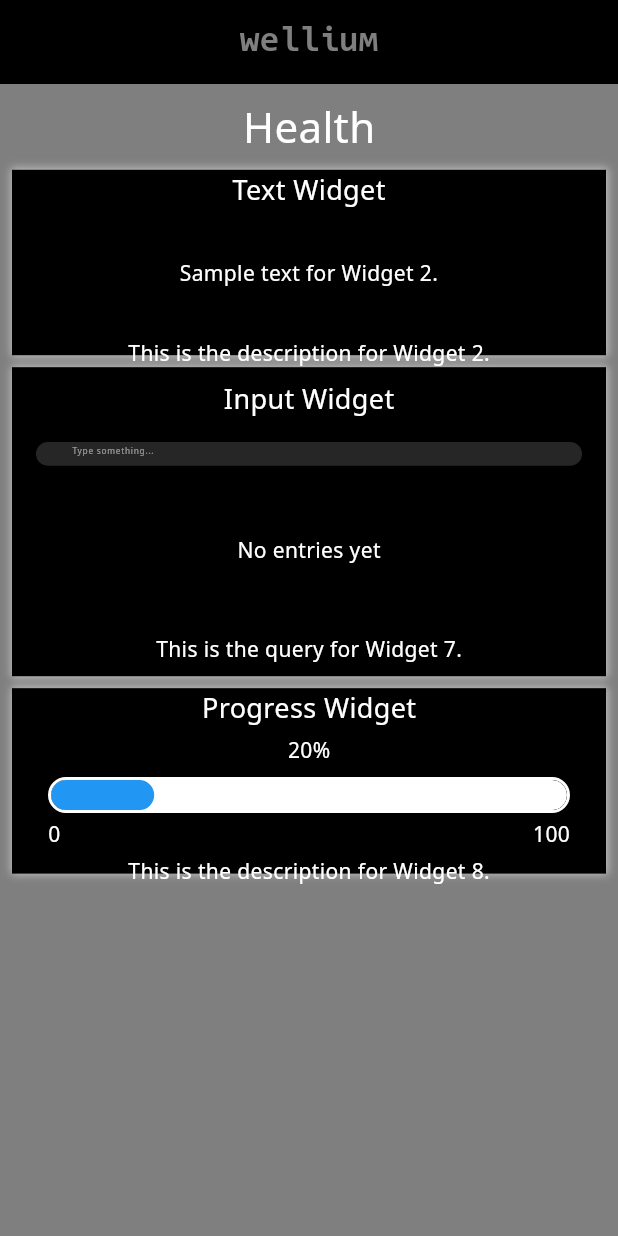
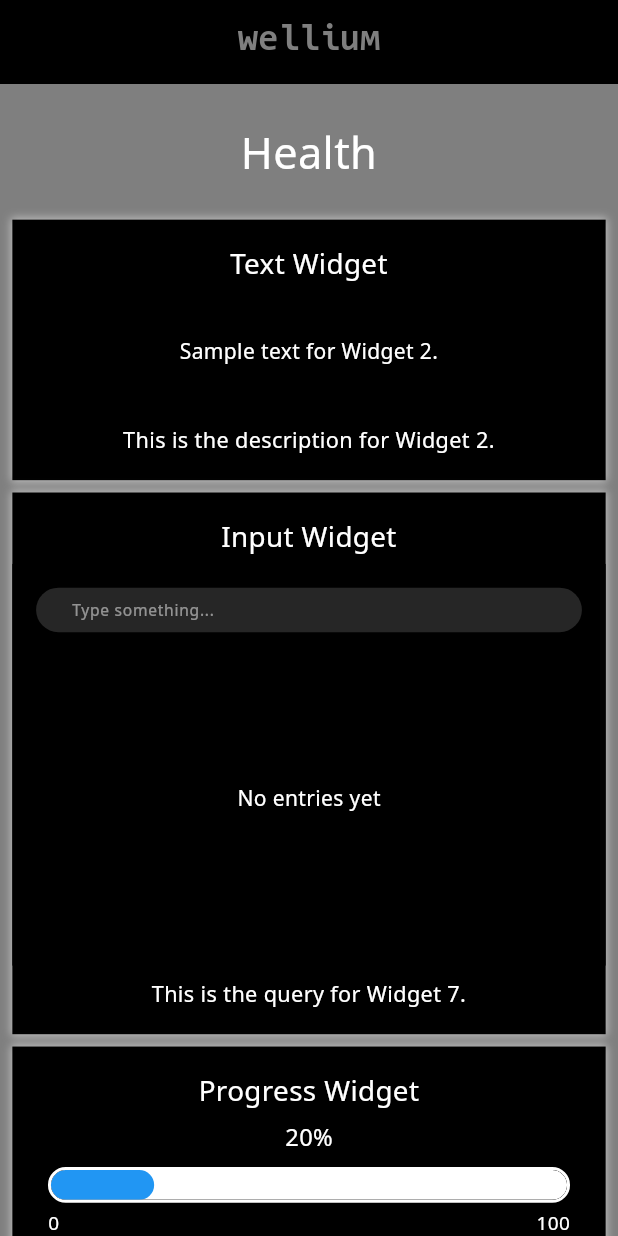
Before and after one commit to by-The-Lindemans/wellium, a Flutter app: the screen it shows after launch, on a phone screen of 412 x 824 dp. Run offline on Flutter 3.47's test engine with Material 3 defaults, Android fonts, the phone set to English and light mode, and no system bars; our stand-ins replace google_fonts, hive_flutter; accounts and stored records are empty.

Commit message:
more scaling changes... should be more specific

```diff
--- a/lib/screens/home_screen.dart
+++ b/lib/screens/home_screen.dart
@@ -41,7 +41,7 @@ class HomeScreen extends StatelessWidget {
     MyWidgetData(
       name: "Input Widget",
       description: "This is the query for Widget 7.",
-      aspectRatio: 0.5,
+      aspectRatio: 1,
       isHeader: false,
       content: () =>
           InputBlock(widgetId: "widget-7", placeholder: "Type something..."),
@@ -59,29 +59,34 @@ class HomeScreen extends StatelessWidget {
   Widget build(BuildContext context) {
     return Scaffold(
       appBar: AppBar(
-        title: const Text(
+        title: Text(
           'welliuᴍ',
           style: TextStyle(
             fontFamily: 'CodeNewRoman',
-            fontSize: 24,
+            fontSize: MediaQuery.of(context).size.width * 0.06,
             fontWeight: FontWeight.bold,
             color: Color(0xFF7F7F7F),
           ),
         ),
         centerTitle: true,
         backgroundColor: Colors.black,
-        scrolledUnderElevation: 0,  // This prevents color change on scroll
+        scrolledUnderElevation: 0,
       ),
       body: LayoutBuilder(
         builder: (context, constraints) {
-          final screenWidth = constraints.maxWidth;
+          final containerWidth = constraints.maxWidth;
+          final containerPadding = containerWidth * 0.02;
 
           return ListView.builder(
-            padding: const EdgeInsets.all(8.0),
+            padding: EdgeInsets.all(containerPadding),
             itemCount: widgetsData.length,
             itemBuilder: (context, index) {
               final widgetData = widgetsData[index];
-              final widgetHeight = screenWidth * widgetData.aspectRatio;
+              final referenceHeight = containerWidth * widgetData.aspectRatio;
+              final fontSize = widgetData.isHeader ?
+                  containerWidth * 0.07 : containerWidth * 0.045;
+              final descriptionSize = containerWidth * 0.035;
+              final marginBottom = containerWidth * 0.02;
 
               return GestureDetector(
                 onTap: () {
@@ -90,46 +95,67 @@ class HomeScreen extends StatelessWidget {
                   }
                 },
                 child: Container(
-                  width: screenWidth,
-                  height: widgetHeight,
-                  margin: const EdgeInsets.only(bottom: 8.0),
+                  width: containerWidth,
+                  margin: EdgeInsets.only(bottom: marginBottom),
                   decoration: BoxDecoration(
                     color: widgetData.isHeader ? Colors.transparent : Colors.black,
                     boxShadow: widgetData.isHeader ? [] : [
                       BoxShadow(
                         color: Colors.white.withOpacity(0.5),
-                        blurRadius: 4,
-                        spreadRadius: 1,
+                        blurRadius: containerWidth * 0.01,
+                        spreadRadius: containerWidth * 0.0025,
                       ),
                     ],
-                    borderRadius: BorderRadius.zero,
                   ),
-                  child: LayoutBuilder(
-                    builder: (context, constraints) {
-                      return Column(
-                        mainAxisSize: MainAxisSize.min,
-                        mainAxisAlignment: MainAxisAlignment.center,
-                        children: [
-                          Text(
+                  child: Padding(
+                    padding: EdgeInsets.symmetric(vertical: containerWidth * 0.03),
+                    child: Column(
+                      mainAxisSize: MainAxisSize.min,
+                      crossAxisAlignment: CrossAxisAlignment.center,
+                      children: [
+                        Padding(
+                          padding: EdgeInsets.symmetric(
+                            vertical: containerWidth * 0.01,
+                            horizontal: containerWidth * 0.02,
+                          ),
+                          child: Text(
                             widgetData.name,
                             style: TextStyle(
-                              fontSize: widgetData.isHeader ? 28 : 18,
+                              fontSize: fontSize,
                               color: Colors.white,
                             ),
+                            textAlign: TextAlign.center,
                           ),
-                          if (!widgetData.isHeader) ...[
-                            SizedBox(
-                              height: constraints.maxHeight * 0.7,
-                              child: widgetData.content(),
+                        ),
+                        if (!widgetData.isHeader) ...[
+                          ConstrainedBox(
+                            constraints: BoxConstraints(
+                              maxHeight: referenceHeight * 0.65,
+                              minHeight: referenceHeight * 0.3,
                             ),
-                            Text(
+                            child: widgetData.content(),
+                          ),
+                          Padding(
+                            padding: EdgeInsets.fromLTRB(
+                              containerWidth * 0.04,
+                              containerWidth * 0.02,
+                              containerWidth * 0.04,
+                              containerWidth * 0.01,
+                            ),
+                            child: Text(
                               widgetData.description,
-                              style: const TextStyle(color: Colors.white),
+                              style: TextStyle(
+                                color: Colors.white,
+                                fontSize: descriptionSize,
+                              ),
+                              textAlign: TextAlign.center,
+                              maxLines: 2,
+                              overflow: TextOverflow.ellipsis,
                             ),
-                          ],
+                          ),
                         ],
-                      );
-                    },
+                      ],
+                    ),
                   ),
                 ),
               );
@@ -140,30 +166,39 @@ class HomeScreen extends StatelessWidget {
     );
   }
   void _showWidgetModal(BuildContext context, MyWidgetData widgetData) {
+    final screenWidth = MediaQuery.of(context).size.width;
+    final screenHeight = MediaQuery.of(context).size.height;
+
     showModalBottomSheet(
       context: context,
       isScrollControlled: true,
       constraints: BoxConstraints(
-        maxWidth: MediaQuery.of(context).size.width, // This allows full width
+        maxWidth: screenWidth,
       ),
       builder: (ctx) {
         return SizedBox(
-          width: MediaQuery.of(context).size.width,
-          height: MediaQuery.of(context).size.height * 0.66,
+          width: screenWidth,
+          height: screenHeight * 0.66,
           child: Column(
             mainAxisSize: MainAxisSize.min,
             children: [
               AppBar(
                 backgroundColor: Colors.black45,
-                title: Text(widgetData.name),
+                title: Text(
+                  widgetData.name,
+                  style: TextStyle(
+                    fontSize: screenWidth * 0.05,
+                  ),
+                ),
                 leading: IconButton(
                   icon: const Icon(Icons.close),
                   onPressed: () => Navigator.of(ctx).pop(),
+                  iconSize: screenWidth * 0.06,
                 ),
               ),
               Expanded(
                 child: SizedBox(
-                  width: double.infinity, // Forces content to take full width
+                  width: double.infinity,
                   child: widgetData.content(),
                 ),
               ),
--- a/lib/widgets/input_block.dart
+++ b/lib/widgets/input_block.dart
@@ -1,4 +1,5 @@
 import 'package:flutter/material.dart';
+import 'dart:math' as math;
 
 import '../data/db_connection.dart';
 import '../models/widget_entry.dart';
@@ -12,7 +13,7 @@ class InputBlock extends StatefulWidget {
     Key? key,
     required this.widgetId,
     required this.placeholder,
-    this.historyLimit = 4,
+    this.historyLimit = 3,
   }) : super(key: key);
 
   @override
@@ -53,10 +54,21 @@ class _InputBlockState extends State<InputBlock> {
   Widget build(BuildContext context) {
     return LayoutBuilder(
       builder: (BuildContext context, BoxConstraints constraints) {
-        final itemHeight = constraints.maxWidth * 0.04;
+        final containerWidth = constraints.maxWidth;
+
+        // Scale all measurements based on container width
+        final itemHeight = containerWidth * 0.075;
         final textSize = itemHeight * 0.35;  // Reduced from 0.5 to 0.35
+
+        // Scale padding and margins proportionally
+        final containerPadding = containerWidth * 0.04; // ~16px on normal sized screen
+        final horizontalItemPadding = containerWidth * 0.05; // ~20px on normal sized screen
+        final verticalItemPadding = containerWidth * 0.02; // ~8px on normal sized screen
+        final itemMargin = containerWidth * 0.01; // ~4px on normal sized screen
+        final spaceBetweenElements = containerWidth * 0.04; // ~16px on normal sized screen
+
         return Container(
-          padding: const EdgeInsets.all(16),
+          padding: EdgeInsets.all(containerPadding),
           color: Colors.black,
           child: Column(
             children: [
@@ -78,15 +90,18 @@ class _InputBlockState extends State<InputBlock> {
                     filled: true,
                     fillColor: Colors.white.withOpacity(0.15),
                     border: OutlineInputBorder(
-                      borderRadius: BorderRadius.circular(20),
+                      borderRadius: BorderRadius.circular(containerWidth * 0.05), // Scale border radius
                       borderSide: BorderSide.none,
                     ),
-                    contentPadding: const EdgeInsets.symmetric(horizontal: 20, vertical: 8),
+                    contentPadding: EdgeInsets.symmetric(
+                      horizontal: horizontalItemPadding,
+                      vertical: verticalItemPadding / 2
+                    ),
                   ),
                   onSubmitted: (_) => _handleSubmit(),
                 ),
               ),
-              const SizedBox(height: 16),
+              SizedBox(height: spaceBetweenElements),
               Expanded(
                 child: _entries.isEmpty
                     ? const Center(
@@ -103,14 +118,17 @@ class _InputBlockState extends State<InputBlock> {
                           final entry = _entries[index];
                           return Container(
                             height: itemHeight,
-                            margin: const EdgeInsets.symmetric(vertical: 4),
+                            margin: EdgeInsets.symmetric(vertical: itemMargin),
                             decoration: BoxDecoration(
                               color: Colors.white.withOpacity(0.15),
-                              borderRadius: BorderRadius.circular(20),
+                              borderRadius: BorderRadius.circular(containerWidth * 0.05), // Scale border radius
                             ),
                             alignment: Alignment.centerLeft,
                             child: Padding(
-                              padding: const EdgeInsets.symmetric(horizontal: 20),
+                              padding: EdgeInsets.symmetric(
+                                horizontal: horizontalItemPadding,
+                                vertical: verticalItemPadding,
+                              ),
                               child: Text(
                                 entry.content,
                                 style: TextStyle(
@@ -130,4 +148,4 @@ class _InputBlockState extends State<InputBlock> {
       },
     );
   }
-}
+  }
--- a/lib/widgets/labeled_progress_bar.dart
+++ b/lib/widgets/labeled_progress_bar.dart
@@ -1,7 +1,7 @@
 import 'package:flutter/material.dart';
 
-// Make sure this import path is correct - it might need to be a package import instead
-import 'progress_bar.dart';  // or use the full package path if needed
+import 'progress_bar.dart';  // Make sure this import path is correct
+
 class LabeledProgressBar extends StatelessWidget {
   final int numerator;
   final int denominator;
@@ -16,44 +16,59 @@ class LabeledProgressBar extends StatelessWidget {
 
   @override
   Widget build(BuildContext context) {
+    return LayoutBuilder(
+      builder: (BuildContext context, BoxConstraints constraints) {
+        final containerWidth = constraints.maxWidth;
+
+        // Scale all measurements based on container width
+        final horizontalPadding = containerWidth * 0.06; // ~24px on normal screen
+        final textSize = containerWidth * 0.04;
+        final spacingHeight = containerWidth * 0.02; // ~8px on normal screen
+        final smallSpacingHeight = containerWidth * 0.01; // ~4px on normal screen
+        final progressHeight = containerWidth * 0.05; // ~20px on normal screen
+        final borderWidth = containerWidth * 0.005; // ~2px on normal screen
+        final borderRadius = progressHeight / 2 + borderWidth;
+
         final double percent =
             denominator == 0 ? 0 : (numerator / denominator) * 100;
 
         return Container(
-      padding: const EdgeInsets.symmetric(horizontal: 24.0),
+          padding: EdgeInsets.symmetric(horizontal: horizontalPadding),
           child: Column(
             mainAxisAlignment: MainAxisAlignment.center,
             children: [
               Text(
                 '${percent.toInt()}%',
-            style: const TextStyle(color: Colors.white),
+                style: TextStyle(color: Colors.white, fontSize: textSize),
               ),
-          const SizedBox(height: 8),
+              SizedBox(height: spacingHeight),
               Container(
                 decoration: BoxDecoration(
-              border: Border.all(color: Colors.white, width: 2),
-              borderRadius: BorderRadius.circular(height / 2 + 2), // +2 to account for border width
+                  border: Border.all(color: Colors.white, width: borderWidth),
+                  borderRadius: BorderRadius.circular(borderRadius),
                 ),
                 child: ClipRRect(
-              borderRadius: BorderRadius.circular((height / 2) + 1),  // Slightly smaller to fit inside border
+                  borderRadius: BorderRadius.circular(borderRadius - (borderWidth/2)),
                   child: ProgressBar(
                     percent: percent,
-                height: height,
+                    height: progressHeight,
                     backgroundColor: Colors.white,
                     progressColor: Colors.blue,
                   ),
                 ),
               ),
-          const SizedBox(height: 4),
+              SizedBox(height: smallSpacingHeight),
               Row(
                 mainAxisAlignment: MainAxisAlignment.spaceBetween,
                 children: [
-              Text('0', style: const TextStyle(color: Colors.white)),
-              Text('$denominator', style: const TextStyle(color: Colors.white)),
+                  Text('0', style: TextStyle(color: Colors.white, fontSize: textSize * 0.8)),
+                  Text('$denominator', style: TextStyle(color: Colors.white, fontSize: textSize * 0.8)),
                 ],
               ),
             ],
           ),
         );
+      },
+    );
   }
 }
--- a/lib/widgets/progress_bar.dart
+++ b/lib/widgets/progress_bar.dart
@@ -13,15 +13,18 @@ class ProgressBar extends StatelessWidget {
     this.backgroundColor = Colors.white,
     this.progressColor = Colors.blue,
   }) : super(key: key);
-
   @override
   Widget build(BuildContext context) {
+    return LayoutBuilder(
+      builder: (BuildContext context, BoxConstraints constraints) {
+        final containerWidth = constraints.maxWidth;
+        final normalizedHeight = height > 0 ? height : containerWidth * 0.025;
         final normalized = percent.clamp(0, 100);
-    final radius = height / 2; // Proper radius for fully rounded corners
+        final radius = normalizedHeight / 2; // Perfect radius for fully rounded corners
 
         return Container(
-      height: height,
-      width: double.infinity, // Make sure it takes full width
+          height: normalizedHeight,
+          width: double.infinity,
           decoration: BoxDecoration(
             color: backgroundColor,
             borderRadius: BorderRadius.circular(radius),
@@ -38,4 +41,6 @@ class ProgressBar extends StatelessWidget {
           ),
         );
       }
+    );
   }
+}
```
Lines whose indentation alone changed are shown as unchanged.
